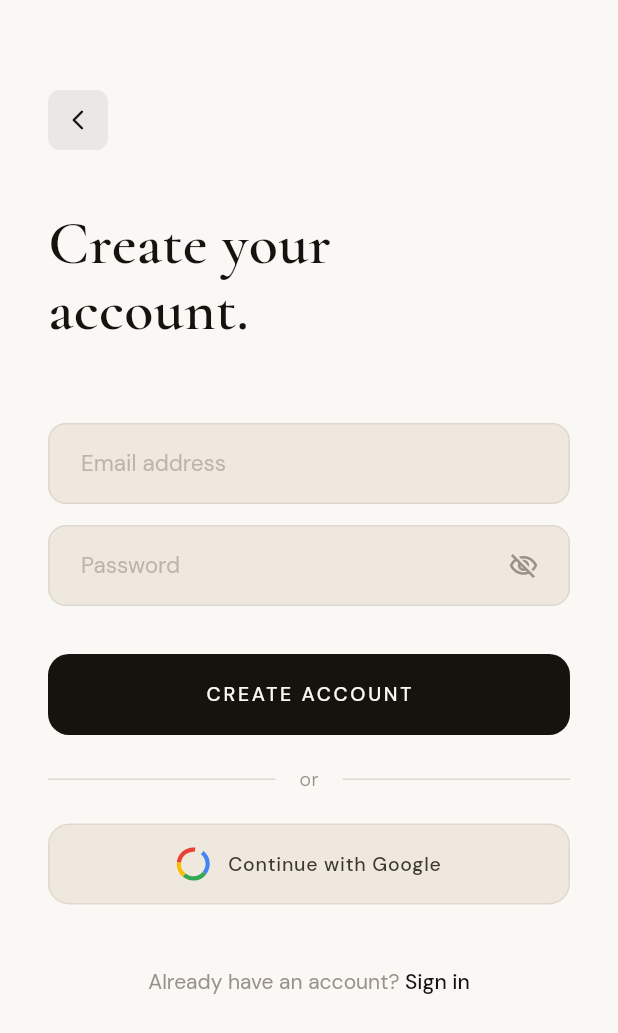
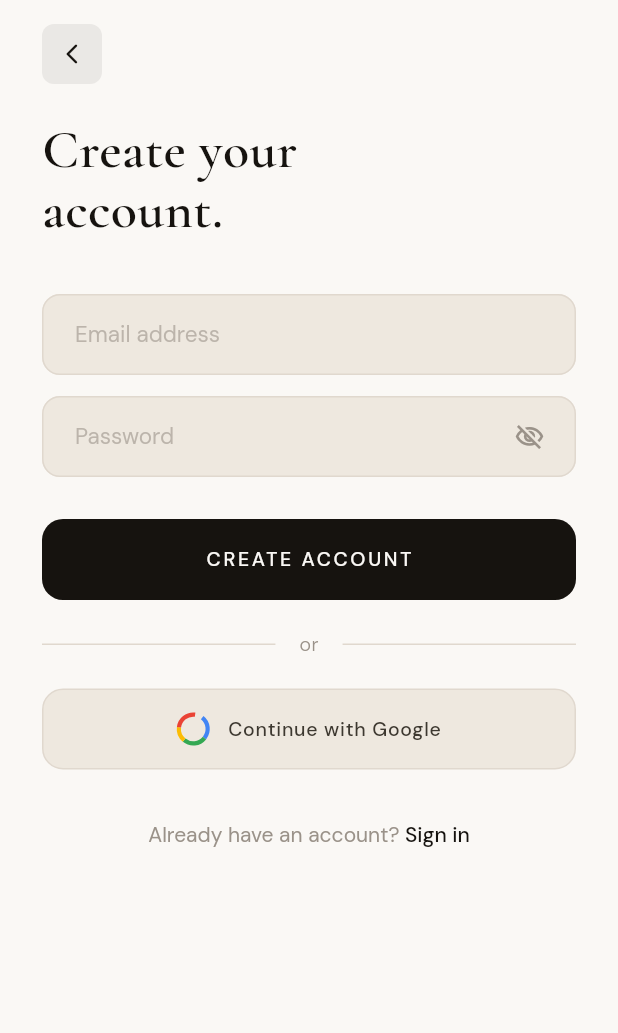
Before and after one commit to NithinaMP/suitcase, a Flutter app: the AuthView screen opened directly, after a tap on an icon or button, on a phone screen of 412 x 824 dp. Shown: the top 1033 px of the screen. Run offline on Flutter 3.47's test engine with Material 3 defaults, Android fonts, the phone set to English and light mode, and no system bars; our stand-ins replace cached_network_image, cloud_firestore, firebase_auth, firebase_core, google_fonts, google_sign_in; accounts and stored records are empty; generated files the repository leaves out were written again.

Commit message:
Build adaptive authentication flow with desktop split-screen design

```diff
--- a/lib/views/auth/auth_view.dart
+++ b/lib/views/auth/auth_view.dart
@@ -2,20 +2,20 @@ import 'package:flutter/material.dart';
 import 'package:google_fonts/google_fonts.dart';
 import 'package:provider/provider.dart';
 import '../shared/widgets.dart';
-import '../../core/constants/app_theme.dart';
+import '../../core/constants/responsive.dart';
 import '../../providers/auth_provider.dart' as ap;
 import '../home/home_view.dart';
+import '../shell/app_shell.dart';
 
 // ══════════════════════════════════════════════════════════════
-//  PAGE 2 — Auth Screen (Sign In / Sign Up)
-//  Aesthetic: Minimal editorial. Large serif headline.
-//  Feature: Toggles between sign-in and sign-up in place.
-//           Google sign-in. Carries style vibe from onboarding.
+//  AUTH VIEW — Responsive
+//  Mobile  : Full screen form
+//  Desktop : Centered 420px card on editorial background
 // ══════════════════════════════════════════════════════════════
 
 class AuthView extends StatefulWidget {
   final bool isSignIn;
-  final String? preselectedVibe; // passed from onboarding
+  final String? preselectedVibe;
 
   const AuthView({Key? key, this.isSignIn = false, this.preselectedVibe})
       : super(key: key);
@@ -24,11 +24,12 @@ class AuthView extends StatefulWidget {
   State<AuthView> createState() => _AuthViewState();
 }
 
-class _AuthViewState extends State<AuthView> with SingleTickerProviderStateMixin {
-  final _formKey = GlobalKey<FormState>();
-  final _emailCtrl = TextEditingController();
-  final _passCtrl = TextEditingController();
-  bool _isSignIn = true;
+class _AuthViewState extends State<AuthView>
+    with SingleTickerProviderStateMixin {
+  final _formKey    = GlobalKey<FormState>();
+  final _emailCtrl  = TextEditingController();
+  final _passCtrl   = TextEditingController();
+  bool _isSignIn    = true;
   bool _obscurePass = true;
   late AnimationController _fadeCtrl;
   late Animation<double> _fadeAnim;
@@ -37,7 +38,8 @@ class _AuthViewState extends State<AuthView> with SingleTickerProviderStateMixin
   void initState() {
     super.initState();
     _isSignIn = widget.isSignIn;
-    _fadeCtrl = AnimationController(vsync: this, duration: SDuration.slow);
+    _fadeCtrl = AnimationController(
+        vsync: this, duration: const Duration(milliseconds: 500));
     _fadeAnim = CurvedAnimation(parent: _fadeCtrl, curve: Curves.easeOut);
     _fadeCtrl.forward();
   }
@@ -58,7 +60,6 @@ class _AuthViewState extends State<AuthView> with SingleTickerProviderStateMixin
 
   Future<void> _submit() async {
     if (!(_formKey.currentState?.validate() ?? false)) return;
-
     final auth = context.read<ap.SuitcaseAuthProvider>();
     final vibe = widget.preselectedVibe ?? 'Minimalist';
     bool success;
@@ -66,13 +67,18 @@ class _AuthViewState extends State<AuthView> with SingleTickerProviderStateMixin
     if (_isSignIn) {
       success = await auth.signInWithEmail(_emailCtrl.text, _passCtrl.text);
     } else {
-      success = await auth.signUpWithEmail(_emailCtrl.text, _passCtrl.text, vibe);
+      success = await auth.signUpWithEmail(
+          _emailCtrl.text, _passCtrl.text, vibe);
     }
 
     if (success && mounted) {
-      _navigateHome();
+      Navigator.of(context).pushAndRemoveUntil(
+        MaterialPageRoute(builder: (_) => const AppShell()),
+            (r) => false,
+      );
     } else if (mounted) {
-      showSToast(context, auth.errorMessage ?? 'Something went wrong.', isError: true);
+      showSToast(context, auth.errorMessage ?? 'Something went wrong.',
+          isError: true);
     }
   }
 
@@ -80,79 +86,286 @@ class _AuthViewState extends State<AuthView> with SingleTickerProviderStateMixin
     final auth = context.read<ap.SuitcaseAuthProvider>();
     final vibe = widget.preselectedVibe ?? 'Minimalist';
     final success = await auth.signInWithGoogle(vibe);
-
     if (success && mounted) {
-      _navigateHome();
+      Navigator.of(context).pushAndRemoveUntil(
+        MaterialPageRoute(builder: (_) => const AppShell()),
+            (r) => false,
+      );
     } else if (mounted && auth.errorMessage != null) {
       showSToast(context, auth.errorMessage!, isError: true);
     }
   }
 
-  void _navigateHome() {
-    Navigator.of(context).pushAndRemoveUntil(
-      MaterialPageRoute(builder: (_) => const HomeView()),
-          (r) => false,
+  @override
+  Widget build(BuildContext context) {
+    final auth   = context.watch<ap.SuitcaseAuthProvider>();
+    final isWeb  = Responsive.isWeb(context);
+
+    return Scaffold(
+      backgroundColor: isWeb
+          ? const Color(0xFFF0EBE3)
+          : SColors.bg,
+      body: isWeb
+          ? _DesktopAuthLayout(
+        formKey: _formKey,
+        emailCtrl: _emailCtrl,
+        passCtrl: _passCtrl,
+        isSignIn: _isSignIn,
+        obscurePass: _obscurePass,
+        isLoading: auth.isLoading,
+        preselectedVibe: widget.preselectedVibe,
+        onToggle: _toggle,
+        onSubmit: _submit,
+        onGoogle: _googleSignIn,
+        onObscureToggle: () =>
+            setState(() => _obscurePass = !_obscurePass),
+      )
+          : _MobileAuthLayout(
+        formKey: _formKey,
+        emailCtrl: _emailCtrl,
+        passCtrl: _passCtrl,
+        isSignIn: _isSignIn,
+        obscurePass: _obscurePass,
+        isLoading: auth.isLoading,
+        preselectedVibe: widget.preselectedVibe,
+        onToggle: _toggle,
+        onSubmit: _submit,
+        onGoogle: _googleSignIn,
+        onObscureToggle: () =>
+            setState(() => _obscurePass = !_obscurePass),
+      ),
     );
   }
+}
+
+// ─── Desktop: centered 420px card ────────────────────────────
+class _DesktopAuthLayout extends StatelessWidget {
+  final GlobalKey<FormState> formKey;
+  final TextEditingController emailCtrl;
+  final TextEditingController passCtrl;
+  final bool isSignIn;
+  final bool obscurePass;
+  final bool isLoading;
+  final String? preselectedVibe;
+  final VoidCallback onToggle;
+  final VoidCallback onSubmit;
+  final VoidCallback onGoogle;
+  final VoidCallback onObscureToggle;
+
+  const _DesktopAuthLayout({
+    required this.formKey,
+    required this.emailCtrl,
+    required this.passCtrl,
+    required this.isSignIn,
+    required this.obscurePass,
+    required this.isLoading,
+    required this.preselectedVibe,
+    required this.onToggle,
+    required this.onSubmit,
+    required this.onGoogle,
+    required this.onObscureToggle,
+  });
 
   @override
   Widget build(BuildContext context) {
-    final auth = context.watch<ap.SuitcaseAuthProvider>();
+    return Row(
+      children: [
+        // Left: editorial background panel
+        Expanded(
+          child: Container(
+            color: const Color(0xFFF0EBE3),
+            child: Center(
+              child: Column(
+                mainAxisSize: MainAxisSize.min,
+                children: [
+                  Text('✦',
+                      style: TextStyle(
+                          fontSize: 52,
+                          color: SColors.gold.withOpacity(0.35))),
+                  const SizedBox(height: 20),
+                  Text('SUITCASE',
+                    style: GoogleFonts.cormorantGaramond(
+                      fontSize: 28,
+                      fontWeight: FontWeight.w600,
+                      letterSpacing: 8,
+                      color: SColors.ink.withOpacity(0.15),
+                    ),
+                  ),
+                  const SizedBox(height: 14),
+                  Text(
+                    'Dress the journey.\nOwn the moment.',
+                    textAlign: TextAlign.center,
+                    style: GoogleFonts.cormorantGaramond(
+                      fontSize: 20,
+                      fontWeight: FontWeight.w300,
+                      fontStyle: FontStyle.italic,
+                      color: SColors.warmGray.withOpacity(0.6),
+                      height: 1.5,
+                    ),
+                  ),
+                ],
+              ),
+            ),
+          ),
+        ),
 
-    return Scaffold(
-      backgroundColor: SColors.cream,
-      body: SafeArea(
+        // Right: 420px auth card
+        Container(
+          width: Responsive.maxAuthWidth,
+          height: double.infinity,
+          color: Colors.white,
+          child: Center(
             child: SingleChildScrollView(
-          padding: const EdgeInsets.symmetric(horizontal: 32),
-          child: FadeTransition(
-            opacity: _fadeAnim,
-            child: Form(
-              key: _formKey,
+              padding: const EdgeInsets.symmetric(
+                  horizontal: 40, vertical: 48),
+              child: _AuthForm(
+                formKey: formKey,
+                emailCtrl: emailCtrl,
+                passCtrl: passCtrl,
+                isSignIn: isSignIn,
+                obscurePass: obscurePass,
+                isLoading: isLoading,
+                preselectedVibe: preselectedVibe,
+                onToggle: onToggle,
+                onSubmit: onSubmit,
+                onGoogle: onGoogle,
+                onObscureToggle: onObscureToggle,
+              ),
+            ),
+          ),
+        ),
+      ],
+    );
+  }
+}
+
+// ─── Mobile: full screen ──────────────────────────────────────
+class _MobileAuthLayout extends StatelessWidget {
+  final GlobalKey<FormState> formKey;
+  final TextEditingController emailCtrl;
+  final TextEditingController passCtrl;
+  final bool isSignIn;
+  final bool obscurePass;
+  final bool isLoading;
+  final String? preselectedVibe;
+  final VoidCallback onToggle;
+  final VoidCallback onSubmit;
+  final VoidCallback onGoogle;
+  final VoidCallback onObscureToggle;
+
+  const _MobileAuthLayout({
+    required this.formKey,
+    required this.emailCtrl,
+    required this.passCtrl,
+    required this.isSignIn,
+    required this.obscurePass,
+    required this.isLoading,
+    required this.preselectedVibe,
+    required this.onToggle,
+    required this.onSubmit,
+    required this.onGoogle,
+    required this.onObscureToggle,
+  });
+
+  @override
+  Widget build(BuildContext context) {
+    return SafeArea(
+      child: SingleChildScrollView(
+        padding: const EdgeInsets.symmetric(horizontal: 28),
+        child: _AuthForm(
+          formKey: formKey,
+          emailCtrl: emailCtrl,
+          passCtrl: passCtrl,
+          isSignIn: isSignIn,
+          obscurePass: obscurePass,
+          isLoading: isLoading,
+          preselectedVibe: preselectedVibe,
+          onToggle: onToggle,
+          onSubmit: onSubmit,
+          onGoogle: onGoogle,
+          onObscureToggle: onObscureToggle,
+          showBackButton: true,
+        ),
+      ),
+    );
+  }
+}
+
+// ─── Shared Auth Form ─────────────────────────────────────────
+class _AuthForm extends StatelessWidget {
+  final GlobalKey<FormState> formKey;
+  final TextEditingController emailCtrl;
+  final TextEditingController passCtrl;
+  final bool isSignIn;
+  final bool obscurePass;
+  final bool isLoading;
+  final String? preselectedVibe;
+  final VoidCallback onToggle;
+  final VoidCallback onSubmit;
+  final VoidCallback onGoogle;
+  final VoidCallback onObscureToggle;
+  final bool showBackButton;
+
+  const _AuthForm({
+    required this.formKey,
+    required this.emailCtrl,
+    required this.passCtrl,
+    required this.isSignIn,
+    required this.obscurePass,
+    required this.isLoading,
+    required this.preselectedVibe,
+    required this.onToggle,
+    required this.onSubmit,
+    required this.onGoogle,
+    required this.onObscureToggle,
+    this.showBackButton = false,
+  });
+
+  @override
+  Widget build(BuildContext context) {
+    return Form(
+      key: formKey,
       child: Column(
         crossAxisAlignment: CrossAxisAlignment.start,
         children: [
-                  const SizedBox(height: 60),
+          if (showBackButton && Navigator.of(context).canPop()) ...[
+            const SizedBox(height: 16),
+            SBackButton(),
+            const SizedBox(height: 24),
+          ] else
+            const SizedBox(height: 16),
 
-                  // ── Back ─────────────────────────────
-                  if (Navigator.of(context).canPop())
-                    Padding(
-                      padding: const EdgeInsets.only(bottom: 40),
-                      child: SBackButton(),
-                    ),
-
-                  // ── Headline ──────────────────────────
           Text(
-                    _isSignIn ? 'Welcome\nback.' : 'Create your\naccount.',
+            isSignIn ? 'Welcome\nback.' : 'Create your\naccount.',
             style: GoogleFonts.cormorantGaramond(
-                      fontSize: 40,
+              fontSize: 36,
               fontWeight: FontWeight.w600,
               color: SColors.ink,
               height: 1.1,
             ),
           ),
 
-                  const SizedBox(height: 10),
-
-                  if (!_isSignIn && widget.preselectedVibe != null)
+          if (!isSignIn && preselectedVibe != null) ...[
+            const SizedBox(height: 12),
             Container(
-                      margin: const EdgeInsets.only(top: 6),
-                      padding: const EdgeInsets.symmetric(horizontal: 12, vertical: 6),
+              padding: const EdgeInsets.symmetric(
+                  horizontal: 12, vertical: 6),
               decoration: BoxDecoration(
                 color: SColors.goldLight,
                 borderRadius: SRadius.full,
               ),
               child: Text(
-                        '${widget.preselectedVibe} · style selected',
+                '${preselectedVibe} · style selected',
                 style: STextStyles.caption(12, color: SColors.goldDark),
               ),
             ),
+          ],
 
-                  const SizedBox(height: 44),
+          const SizedBox(height: 36),
 
-                  // ── Email ─────────────────────────────
           STextField(
             hint: 'Email address',
-                    controller: _emailCtrl,
+            controller: emailCtrl,
             keyboardType: TextInputType.emailAddress,
             validator: (v) {
               if (v == null || v.isEmpty) return 'Enter your email';
@@ -163,17 +376,18 @@ class _AuthViewState extends State<AuthView> with SingleTickerProviderStateMixin
 
           const SizedBox(height: 14),
 
-                  // ── Password ──────────────────────────
           STextField(
             hint: 'Password',
-                    controller: _passCtrl,
-                    obscureText: _obscurePass,
+            controller: passCtrl,
+            obscureText: obscurePass,
             suffix: GestureDetector(
-                      onTap: () => setState(() => _obscurePass = !_obscurePass),
+              onTap: onObscureToggle,
               child: Padding(
                 padding: const EdgeInsets.only(right: 14),
                 child: Icon(
-                          _obscurePass ? Icons.visibility_off_outlined : Icons.visibility_outlined,
+                  obscurePass
+                      ? Icons.visibility_off_outlined
+                      : Icons.visibility_outlined,
                   size: 20,
                   color: SColors.warmGray,
                 ),
@@ -181,23 +395,22 @@ class _AuthViewState extends State<AuthView> with SingleTickerProviderStateMixin
             ),
             validator: (v) {
               if (v == null || v.isEmpty) return 'Enter your password';
-                      if (!_isSignIn && v.length < 6) return 'Min 6 characters';
+              if (!isSignIn && v.length < 6)
+                return 'Min 6 characters';
               return null;
             },
           ),
 
-                  const SizedBox(height: 32),
+          const SizedBox(height: 28),
 
-                  // ── Submit ────────────────────────────
           SButton(
-                    label: _isSignIn ? 'SIGN IN' : 'CREATE ACCOUNT',
-                    isLoading: auth.isLoading,
-                    onTap: auth.isLoading ? null : _submit,
+            label: isSignIn ? 'SIGN IN' : 'CREATE ACCOUNT',
+            isLoading: isLoading,
+            onTap: isLoading ? null : onSubmit,
           ),
 
           const SizedBox(height: 20),
 
-                  // ── Divider ───────────────────────────
           Row(
             children: [
               Expanded(child: SDivider()),
@@ -211,28 +424,24 @@ class _AuthViewState extends State<AuthView> with SingleTickerProviderStateMixin
 
           const SizedBox(height: 20),
 
-                  // ── Google ────────────────────────────
-                  _GoogleButton(
-                    onTap: auth.isLoading ? null : _googleSignIn,
-                  ),
+          _GoogleButton(onTap: isLoading ? null : onGoogle),
 
-                  const SizedBox(height: 40),
+          const SizedBox(height: 32),
 
-                  // ── Toggle ────────────────────────────
           Center(
             child: GestureDetector(
-                      onTap: _toggle,
+              onTap: onToggle,
               child: RichText(
                 text: TextSpan(
                   style: STextStyles.body(14, color: SColors.warmGray),
                   children: [
                     TextSpan(
-                              text: _isSignIn
+                      text: isSignIn
                           ? "Don't have an account? "
                           : 'Already have an account? ',
                     ),
                     TextSpan(
-                              text: _isSignIn ? 'Sign up' : 'Sign in',
+                      text: isSignIn ? 'Sign up' : 'Sign in',
                       style: STextStyles.body(14,
                           color: SColors.ink,
                           weight: FontWeight.w500),
@@ -243,12 +452,8 @@ class _AuthViewState extends State<AuthView> with SingleTickerProviderStateMixin
             ),
           ),
 
-                  const SizedBox(height: 40),
+          const SizedBox(height: 32),
         ],
-              ),
-            ),
-          ),
-        ),
       ),
     );
   }
@@ -274,18 +479,14 @@ class _GoogleButton extends StatelessWidget {
         child: Row(
           mainAxisAlignment: MainAxisAlignment.center,
           children: [
-            // Google G
-            Container(
-              width: 22,
-              height: 22,
-              decoration: const BoxDecoration(shape: BoxShape.circle),
-              child: CustomPaint(painter: _GoogleGPainter()),
+            const SizedBox(
+              width: 22, height: 22,
+              child: _GoogleIcon(),
             ),
             const SizedBox(width: 12),
-            Text(
-              'Continue with Google',
-              style: STextStyles.label(13, color: SColors.inkSoft, letterSpacing: 0.5),
-            ),
+            Text('Continue with Google',
+                style: STextStyles.label(13,
+                    color: SColors.inkSoft, letterSpacing: 0.5)),
           ],
         ),
       ),
@@ -293,35 +494,37 @@ class _GoogleButton extends StatelessWidget {
   }
 }
 
-class _GoogleGPainter extends CustomPainter {
+class _GoogleIcon extends StatelessWidget {
+  const _GoogleIcon();
+
+  @override
+  Widget build(BuildContext context) {
+    return CustomPaint(painter: _GooglePainter());
+  }
+}
+
+class _GooglePainter extends CustomPainter {
   @override
   void paint(Canvas canvas, Size size) {
-    final center = Offset(size.width / 2, size.height / 2);
-    final radius = size.width / 2;
-
-    // Draw four colored arcs for Google G
+    final c = Offset(size.width / 2, size.height / 2);
+    final r = size.width / 2;
     final colors = [
-      const Color(0xFF4285F4), // blue
-      const Color(0xFF34A853), // green
-      const Color(0xFFFBBC05), // yellow
-      const Color(0xFFEA4335), // red
+      const Color(0xFF4285F4),
+      const Color(0xFF34A853),
+      const Color(0xFFFBBC05),
+      const Color(0xFFEA4335),
     ];
     final sweeps = [1.58, 1.58, 1.00, 1.58];
     final starts = [-0.9, 0.68, 2.26, 3.26];
-
     for (int i = 0; i < 4; i++) {
-      final paint = Paint()
+      canvas.drawArc(
+        Rect.fromCircle(center: c, radius: r - 1.4),
+        starts[i], sweeps[i], false,
+        Paint()
           ..color = colors[i]
           ..style = PaintingStyle.stroke
           ..strokeWidth = 2.8
-        ..strokeCap = StrokeCap.butt;
-
-      canvas.drawArc(
-        Rect.fromCircle(center: center, radius: radius - 1.4),
-        starts[i],
-        sweeps[i],
-        false,
-        paint,
+          ..strokeCap = StrokeCap.butt,
       );
     }
   }
```
Lines whose indentation alone changed are shown as unchanged.
